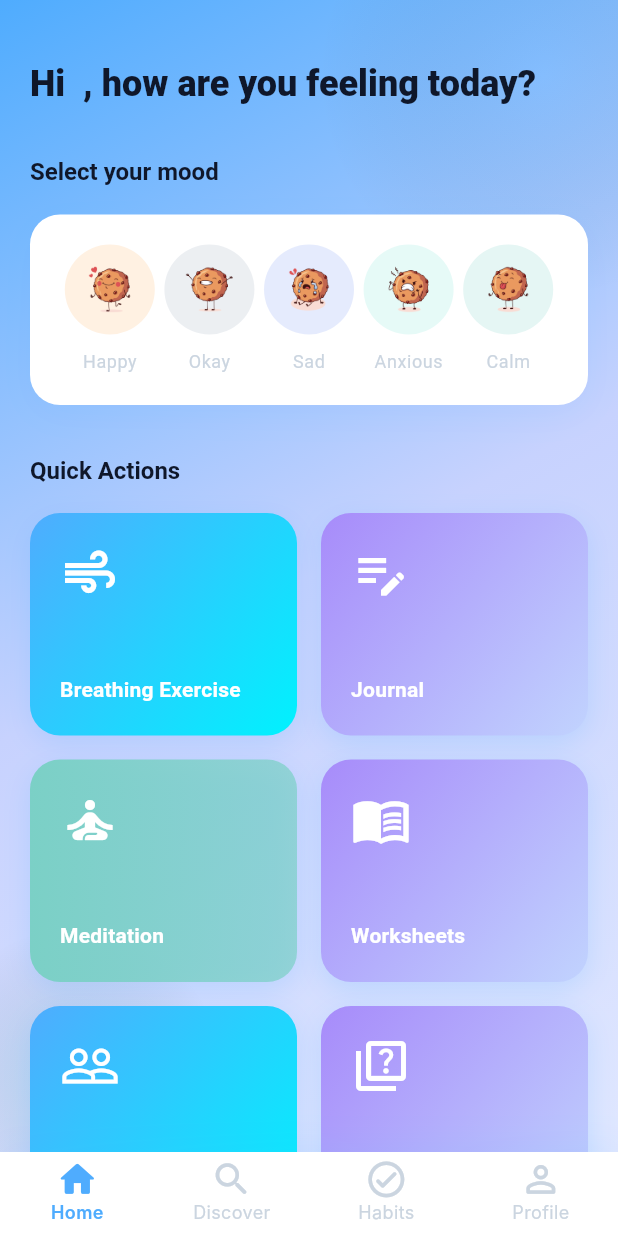
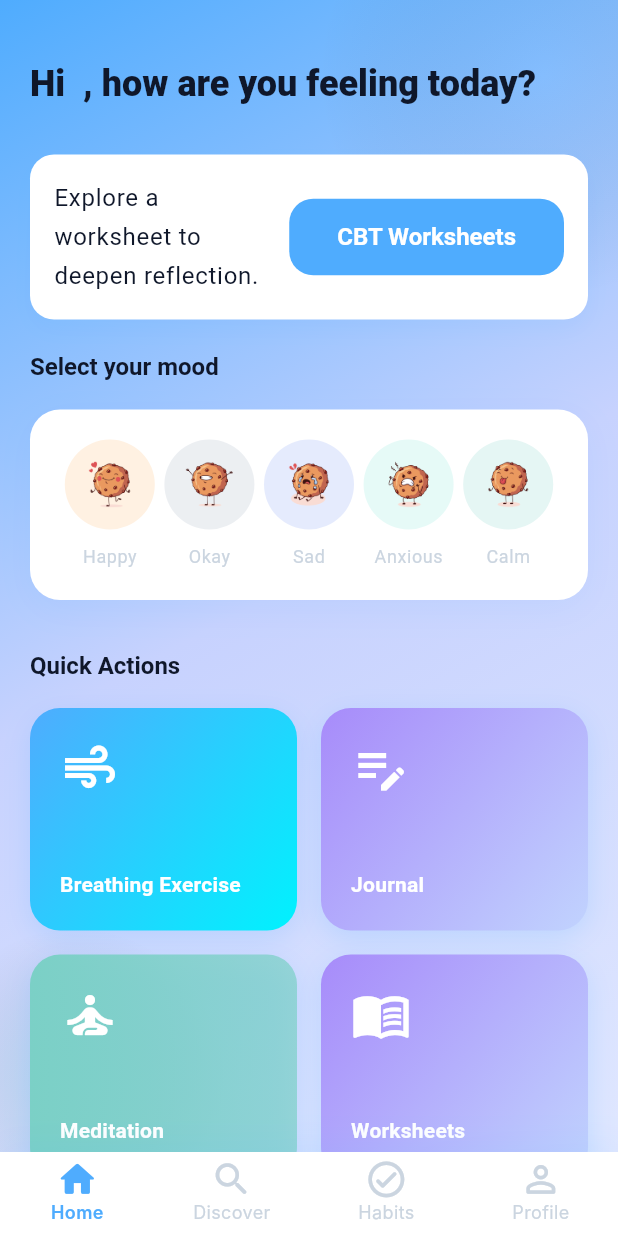
Before and after one commit to iNoumanMalik/ai-counseling-app, a Flutter app: the HomeScreen screen opened by its route, on a phone screen of 412 x 824 dp. Run offline on Flutter 3.47's test engine with Material 3 defaults, Android fonts, the light colour scheme and no system bars; drawn by our look-alikes of flutter_animate; our stand-ins replace audioplayers, cloud_firestore, confetti, firebase_auth, firebase_core, fl_chart and 3 more; accounts and stored records are empty; Roboto replaces fonts that are missing (Inter).

Commit message:
Enchaned existing modules

```diff
--- a/lib/core/navigation/app_router.dart
+++ b/lib/core/navigation/app_router.dart
@@ -17,6 +17,7 @@ import '../../features/checkin/screens/checkin_screen.dart';
 import '../../features/onboarding/screens/onboarding_complete_screen.dart';
 import '../../features/auth/screens/sign_in_screen.dart';
 import '../../features/auth/screens/sign_up_screen.dart';
+import '../../features/mood/screens/mood_history_screen.dart';
 
 /// App routing configuration - routes only (no GoRouter instance)
   final appRoutes = [
@@ -127,6 +128,11 @@ import '../../features/auth/screens/sign_up_screen.dart';
       name: 'sos',
       builder: (context, state) => const SosScreen(),
     ),
+    GoRoute(
+      path: '/mood/history',
+      name: 'mood-history',
+      builder: (context, state) => const MoodHistoryScreen(),
+    ),
   ];
 
 /// App router instance (deprecated - use routes directly)
--- a/lib/features/home/screens/home_screen.dart
+++ b/lib/features/home/screens/home_screen.dart
@@ -22,6 +22,7 @@ class HomeScreen extends ConsumerStatefulWidget {
 
 class _HomeScreenState extends ConsumerState<HomeScreen> {
   String? _userName;
+  String? _lastMood;
 
   @override
   void initState() {
@@ -31,9 +32,13 @@ class _HomeScreenState extends ConsumerState<HomeScreen> {
 
   Future<void> _loadUserName() async {
     try {
-      final data = await UserService(FirebaseFirestore.instance, FirebaseAuth.instance).getUserData();
+      final data = await UserService(
+        FirebaseFirestore.instance,
+        FirebaseAuth.instance,
+      ).getUserData();
       setState(() {
         _userName = (data?['name'] as String?) ?? 'Friend';
+        _lastMood = (data?['lastMood'] as String?) ?? _lastMood;
       });
     } catch (_) {
       final local = await StorageService.getUserName();
@@ -60,7 +65,10 @@ class _HomeScreenState extends ConsumerState<HomeScreen> {
 
                       // Greeting
                       Text(
-                        AppStrings.homeGreeting.replaceAll('{name}', _userName ?? 'Friend'),
+                            AppStrings.homeGreeting.replaceAll(
+                              '{name}',
+                              _userName ?? 'Friend',
+                            ),
                             style: Theme.of(context).textTheme.displaySmall,
                           )
                           .animate()
@@ -68,13 +76,23 @@ class _HomeScreenState extends ConsumerState<HomeScreen> {
                           .slideX(begin: -0.2, end: 0),
                       const SizedBox(height: 32),
 
+                      if (_lastMood != null)
+                        Padding(
+                              padding: const EdgeInsets.only(bottom: 20),
+                              child: _SuggestionCard(
+                                lastMood: _lastMood!,
+                                onNavigate: (route) => context.push(route),
+                              ),
+                            )
+                            .animate()
+                            .fadeIn(delay: 150.ms, duration: 400.ms)
+                            .slideY(begin: 0.1, end: 0),
+
                       // Mood selector
                       Text(
                         AppStrings.homeMoodSelection,
                         style: Theme.of(context).textTheme.titleLarge,
-                      )
-                          .animate()
-                          .fadeIn(delay: 100.ms, duration: 400.ms),
+                      ).animate().fadeIn(delay: 100.ms, duration: 400.ms),
                       const SizedBox(height: 16),
                       const MoodSelector()
                           .animate()
@@ -86,9 +104,7 @@ class _HomeScreenState extends ConsumerState<HomeScreen> {
                       Text(
                         AppStrings.homeQuickActions,
                         style: Theme.of(context).textTheme.titleLarge,
-                      )
-                          .animate()
-                          .fadeIn(delay: 300.ms, duration: 400.ms),
+                      ).animate().fadeIn(delay: 300.ms, duration: 400.ms),
                       const SizedBox(height: 16),
 
                       // Quick action cards
@@ -116,7 +132,10 @@ class _HomeScreenState extends ConsumerState<HomeScreen> {
                                 title: AppStrings.homeMeditation,
                                 icon: Icons.self_improvement_outlined,
                                 gradient: LinearGradient(
-                              colors: [AppColors.accent, AppColors.accent.withValues(alpha: 0.7)],
+                                  colors: [
+                                    AppColors.accent,
+                                    AppColors.accent.withValues(alpha: 0.7),
+                                  ],
                                 ),
                                 onTap: () => context.push('/meditation'),
                               ),
@@ -158,3 +177,55 @@ class _HomeScreenState extends ConsumerState<HomeScreen> {
     );
   }
 }
+
+class _SuggestionCard extends StatelessWidget {
+  final String lastMood;
+  final void Function(String) onNavigate;
+  const _SuggestionCard({required this.lastMood, required this.onNavigate});
+
+  @override
+  Widget build(BuildContext context) {
+    String title;
+    String button;
+    String route;
+    if (lastMood == AppStrings.moodAnxious || lastMood == AppStrings.moodSad) {
+      title = 'You might benefit from a short breath or meditation.';
+      button = AppStrings.homeBreathingExercise;
+      route = '/breathing';
+    } else if (lastMood == AppStrings.moodOkay) {
+      title = 'Keep momentum with a quick habit.';
+      button = AppStrings.homeJournal;
+      route = '/journal';
+    } else {
+      title = 'Explore a worksheet to deepen reflection.';
+      button = 'CBT Worksheets';
+      route = '/worksheets';
+    }
+    return Container(
+      padding: const EdgeInsets.all(16),
+      decoration: BoxDecoration(
+        color: AppColors.white,
+        borderRadius: BorderRadius.circular(16),
+        boxShadow: [
+          BoxShadow(
+            color: AppColors.primary.withValues(alpha: 0.1),
+            blurRadius: 12,
+            offset: const Offset(0, 6),
+          ),
+        ],
+      ),
+      child: Row(
+        children: [
+          Expanded(
+            child: Text(title, style: Theme.of(context).textTheme.bodyLarge),
+          ),
+          const SizedBox(width: 12),
+          ElevatedButton(
+            onPressed: () => onNavigate(route),
+            child: Text(button),
+          ),
+        ],
+      ),
+    );
+  }
+}
```
Also changed, not shown: lib/core/utils/storage_service.dart (+20 -0 lines), lib/features/breathing/screens/breathing_screen.dart (+36 -48 lines), lib/features/checkin/screens/checkin_screen.dart (+49 -0 lines), lib/features/mood/screens/mood_history_screen.dart (added, +130 -0 lines), lib/features/profile/screens/profile_screen.dart (+1 -9 lines). Lines whose indentation alone changed are shown as unchanged.
